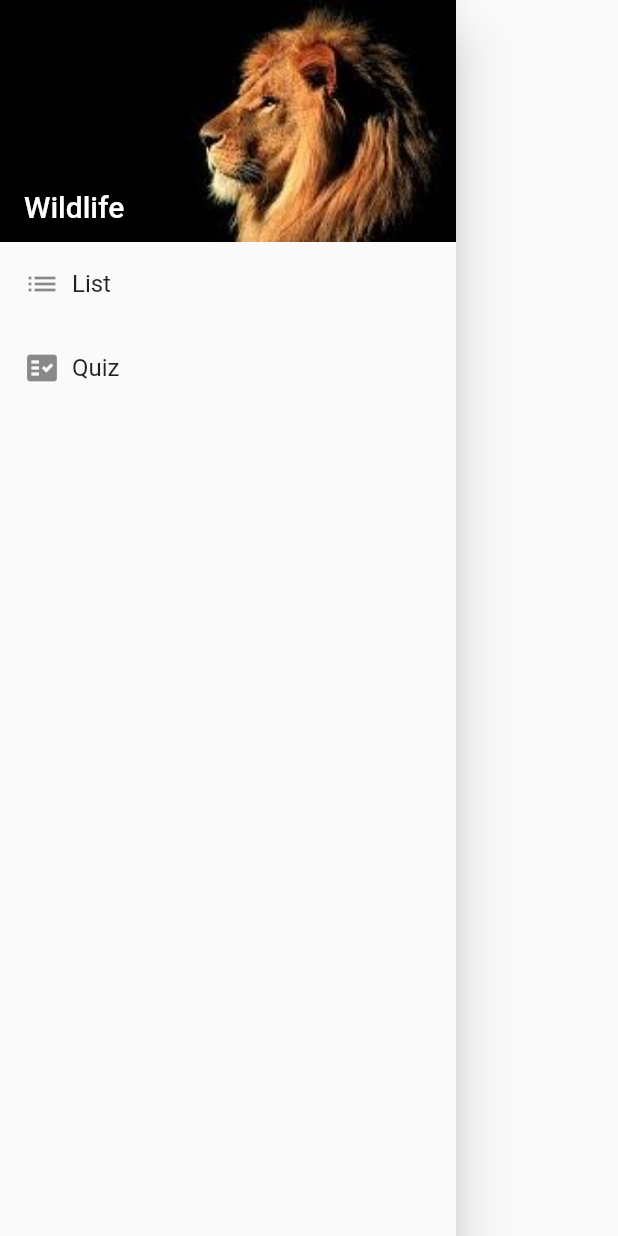
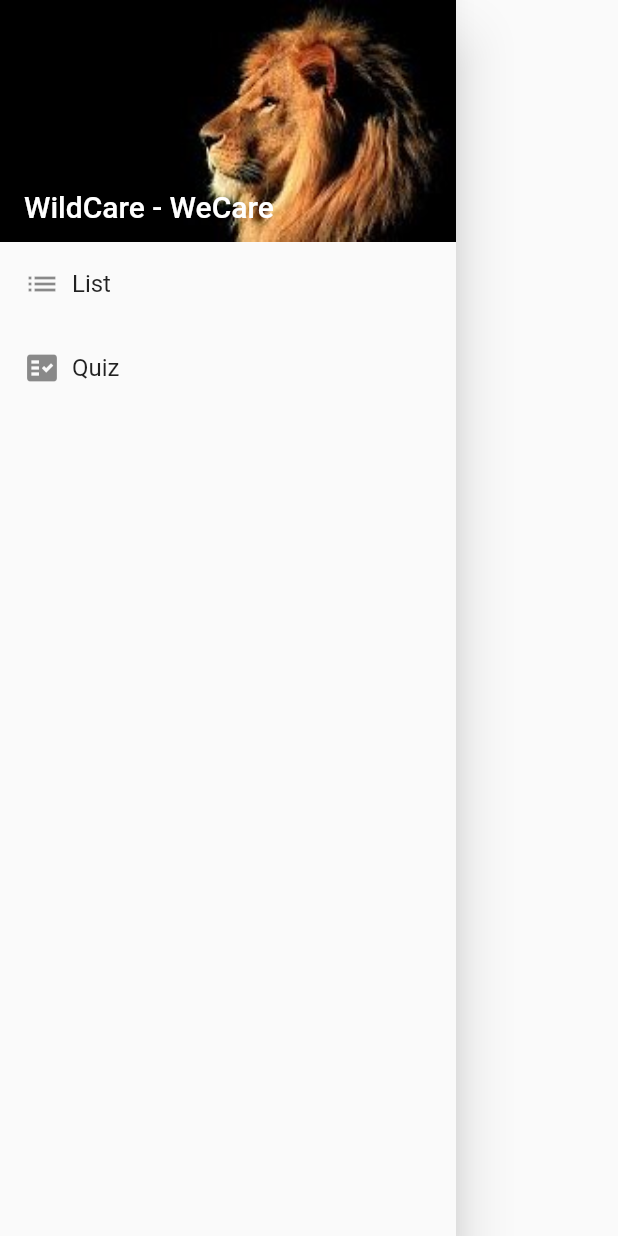
Before and after one commit to hanyikoh/WildCare-DSC-Kitahack-2021, a Flutter app: the DrawerNav widget shown alone on an empty page, opened directly, on a phone screen of 412 x 824 dp. Run offline on Flutter 3.47's test engine with Material 2 defaults, Android fonts, the phone set to English and light mode, and no system bars.

Commit message:
restructure + routing

```diff
--- a/lib/main.dart
+++ b/lib/main.dart
@@ -1,6 +1,8 @@
 import 'package:flutter/material.dart';
-import 'module/menu.dart';
-import 'module/drawer.dart';
+import 'package:wildlifecare/module/quizpage.dart';
+import 'widget/menu.dart';
+import 'widget/drawer.dart';
+import 'package:wildlifecare/module/listpage.dart';
 
 void main() {
   runApp(MyApp());
@@ -11,13 +13,18 @@ class MyApp extends StatelessWidget {
   @override
   Widget build(BuildContext context) {
     return MaterialApp(
-      title: 'Wildlife care',
+      title: 'WildCare',
       theme: ThemeData(
         brightness: Brightness.light,
         primaryColor: Colors.white,
         accentColor: Colors.cyan[600],
       ),
-      home: MyHomePage(title: 'Wildlife, we care'),
+      initialRoute: '/',
+      routes: {
+        '/list': (context) => ListPage(),
+        '/quiz': (context) => QuizPage(),
+      },
+      home: MyHomePage(title: 'WildCare'),
     );
   }
 }
--- /dev/null
+++ b/lib/routes/Routes.dart
@@ -0,0 +1,7 @@
+import 'package:wildlifecare/module/listpage.dart';
+import 'package:wildlifecare/module/quizpage.dart';
+
+class Routes {
+  static const String list = ListPage.routeName;
+  static const String quiz = QuizPage.routeName;
+}
--- a/lib/module/drawer.dart
+++ b/lib/widget/drawer.dart
@@ -1,4 +1,5 @@
 import 'package:flutter/material.dart';
+import 'package:wildlifecare/routes/Routes.dart';
 
 class DrawerNav extends StatelessWidget {
   @override
@@ -9,10 +10,16 @@ class DrawerNav extends StatelessWidget {
         _createDrawerItem(
           icon: Icons.list,
           text: 'List',
+          onTap: () => Navigator.pushNamed(context, Routes.list),
         ),
         _createDrawerItem(
           icon: Icons.fact_check,
           text: 'Quiz',
+          onTap: () => {
+            Navigator.pop(context),
+            print(context),
+            Navigator.pushReplacementNamed(context, Routes.quiz)
+          },
         )
       ]),
     );
@@ -34,7 +41,7 @@ class DrawerNav extends StatelessWidget {
             bottom: 12.0,
             left: 16.0,
             child: Text(
-              "Wildlife",
+              "WildCare - WeCare",
               style: TextStyle(
                   color: Colors.white,
                   fontSize: 20.0,
```
Also changed, not shown: lib/module/listpage.dart (added, +16 -0 lines), lib/module/menu.dart (deleted, +0 -45 lines), lib/module/quizpage.dart (added, +16 -0 lines), lib/widget/menu.dart (added, +56 -0 lines).
